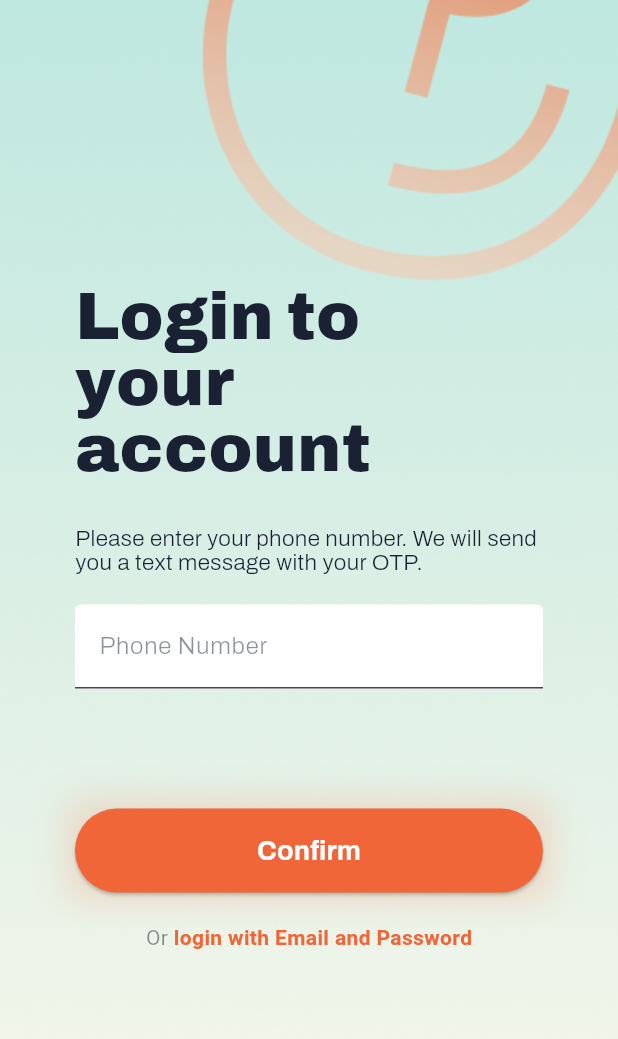
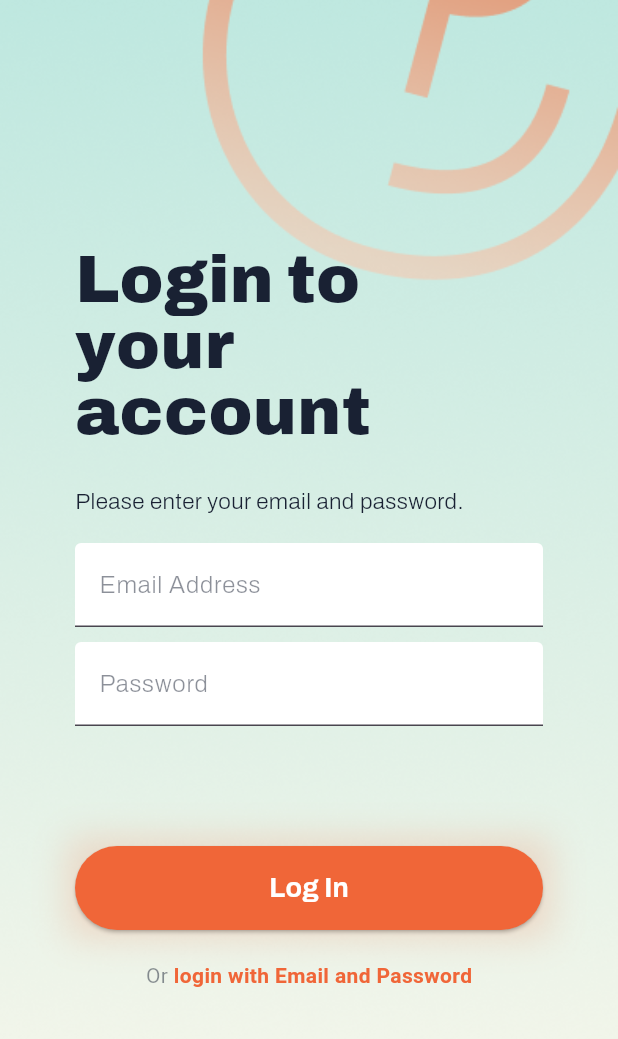
Before and after one commit to yxyjy/tappole, a Flutter app: the screen it shows after launch, after a tap on "Login", on a phone screen of 412 x 824 dp. Shown: the top 1039 px of the screen. Run offline on Flutter 3.47's test engine with Material 3 defaults, Android fonts, the light colour scheme and no system bars; our stand-ins replace supabase_flutter; accounts and stored records are empty.

Commit message:
addition of auth flows

```diff
--- a/tappolev1/lib/main.dart
+++ b/tappolev1/lib/main.dart
@@ -1,10 +1,17 @@
 import 'package:flutter/material.dart';
-// import 'pages/login.dart';
-import 'pages/loginflow.dart';
+import 'package:tappolev1/pages/auth/main_auth.dart';
+import 'package:supabase_flutter/supabase_flutter.dart';
 
-void main() {
-  runApp(const MyApp());
+Future<void> main() async {
+  await Supabase.initialize(
+    url: 'https://bljiwlqzmukrqdvzhfau.supabase.co',
+    anonKey:
+        'eyJhbGciOiJIUzI1NiIsInR5cCI6IkpXVCJ9.eyJpc3MiOiJzdXBhYmFzZSIsInJlZiI6ImJsaml3bHF6bXVrcnFkdnpoZmF1Iiwicm9sZSI6ImFub24iLCJpYXQiOjE3NjEzMDIyNjIsImV4cCI6MjA3Njg3ODI2Mn0.17HwBVRfcK0UBmgiV3om22TudqddQNYJ8jR2yW3uvdg',
+  );
+  runApp(MyApp());
 }
+
+final supabase = Supabase.instance.client;
 
 class MyApp extends StatelessWidget {
   const MyApp({super.key});
@@ -13,7 +20,7 @@ class MyApp extends StatelessWidget {
   Widget build(BuildContext context) {
     return const MaterialApp(
       debugShowCheckedModeBanner: false,
-      home: LoginFlowPage(),
+      home: MainAuth(),
     );
   }
 }
--- /dev/null
+++ b/tappolev1/lib/pages/auth/emailloginflow.dart
@@ -0,0 +1,381 @@
+import 'package:flutter/material.dart';
+import '../../components/senior_navbar.dart';
+import 'package:supabase_flutter/supabase_flutter.dart';
+
+// --- ENUM and Main Widget (Parent State Management) ---
+
+enum EmailSteps { welcome, emailPasswordEntry }
+
+class Emailloginflow extends StatefulWidget {
+  const Emailloginflow({super.key});
+
+  @override
+  State<Emailloginflow> createState() => _EmailloginflowState();
+}
+
+class _EmailloginflowState extends State<Emailloginflow> {
+  EmailSteps _currentStep = EmailSteps.welcome;
+
+  // Data State managed by the parent widget
+  String _email = '';
+  String _password = '';
+
+  // --- Navigation & State Update Methods ---
+
+  void _nextStep(EmailSteps step) {
+    setState(() {
+      _currentStep = step;
+    });
+  }
+
+  void _signInAndNavigate(String email, String password) async {
+    // 1. Save the credentials (optional, mainly for debugging/logging)
+    _email = email;
+    _password = password;
+
+    // 2. >>> SUPABASE INTEGRATION POINT 1: SIGN IN <<<
+    final supabase = Supabase.instance.client;
+    Future<AuthResponse> signInWithEmailPassword(
+      String email,
+      String password,
+    ) async {
+      return await supabase.auth.signInWithPassword(
+        email: email,
+        password: password,
+      );
+    }
+
+    // --- Placeholder for fetching user role ---
+    // In a real app, after a successful sign-in, you fetch the role
+    // from your 'profiles' table using the current user's ID.
+
+    // ** SIMULATE ROLE FETCHING: Replace with real logic **
+    // For demonstration, let's assume a function that returns the role string.
+    String userRole = await _fetchUserRolePlaceholder();
+
+    // 3. Navigate based on the fetched role
+    if (!mounted) return;
+
+    if (userRole == 'senior') {
+      Navigator.of(context).pushReplacement(
+        MaterialPageRoute(builder: (_) => const SeniorNavBar()),
+      );
+    } else if (userRole == 'volunteer') {
+      Navigator.of(context).pushReplacement(
+        MaterialPageRoute(builder: (_) => const SeniorNavBar()),
+      );
+    } else {
+      // Handle unassigned role or error case
+      ScaffoldMessenger.of(context).showSnackBar(
+        const SnackBar(content: Text('Error: User role not found.')),
+      );
+      // Optionally navigate back to login
+      _nextStep(EmailSteps.emailPasswordEntry);
+    }
+  }
+
+  // Placeholder function to simulate fetching the user's role
+  // (e.g., from the 'profiles' table after successful login)
+  Future<String> _fetchUserRolePlaceholder() async {
+    // Replace with your actual Supabase query!
+    await Future.delayed(
+      const Duration(milliseconds: 500),
+    ); // Simulate network delay
+
+    // Simple logic based on email for testing:
+    if (_email.contains('senior')) {
+      return 'senior';
+    } else if (_email.contains('volunteer')) {
+      return 'volunteer';
+    }
+    return 'unassigned';
+  }
+
+  // --- Build Method (Conditional Rendering) ---
+
+  @override
+  Widget build(BuildContext context) {
+    Widget currentWidget;
+
+    switch (_currentStep) {
+      case EmailSteps.welcome:
+        currentWidget = WelcomeStep(
+          onNext: () => _nextStep(EmailSteps.emailPasswordEntry),
+        );
+        break;
+      case EmailSteps.emailPasswordEntry:
+        currentWidget = EmailPasswordStep(
+          onSubmitted: _signInAndNavigate, // Sends credentials for sign-in
+          onPrevious: () => _nextStep(EmailSteps.welcome),
+        );
+        break;
+    }
+
+    return Scaffold(body: currentWidget);
+  }
+}
+
+// ====================================================================
+// --- WIDGET STEP DEFINITIONS ---
+// ====================================================================
+
+// Step 1: Welcome (Reused from OTP Flow, simplified for clarity)
+class WelcomeStep extends StatelessWidget {
+  final VoidCallback onNext;
+  const WelcomeStep({super.key, required this.onNext});
+
+  @override
+  Widget build(BuildContext context) {
+    return Scaffold(
+      body: Container(
+        width: double.infinity,
+        height: double.infinity,
+        decoration: const BoxDecoration(
+          image: DecorationImage(
+            image: AssetImage('assets/images/loginbg.png'),
+            fit: BoxFit.cover,
+          ),
+        ),
+        child: Column(
+          mainAxisAlignment: MainAxisAlignment.center,
+          children: <Widget>[
+            const SizedBox(height: 250.0),
+            Image.asset('assets/images/logo.png', height: 150.0),
+            const SizedBox(height: 100.0),
+            Container(
+              decoration: BoxDecoration(
+                boxShadow: [
+                  BoxShadow(
+                    color: const Color(0xFFF06638).withAlpha(50),
+                    spreadRadius: 5,
+                    blurRadius: 20,
+                    offset: const Offset(0, 0),
+                  ),
+                ],
+              ),
+              child: ElevatedButton(
+                style: ElevatedButton.styleFrom(
+                  backgroundColor: Color(0xFFF06638),
+                  padding: const EdgeInsets.symmetric(
+                    horizontal: 50.0,
+                    vertical: 15.0,
+                  ),
+                  shape: RoundedRectangleBorder(
+                    borderRadius: BorderRadius.circular(30.0),
+                  ),
+                ),
+                onPressed: () {
+                  onNext();
+                },
+                child: const Text(
+                  'Login',
+                  style: TextStyle(
+                    fontSize: 18,
+                    color: Colors.white,
+                    fontFamily: 'Archivo',
+                    fontWeight: FontWeight.w900,
+                  ),
+                ),
+              ),
+            ),
+            const SizedBox(height: 24.0),
+            Row(
+              mainAxisAlignment: MainAxisAlignment.center,
+              children: <Widget>[
+                const Text(
+                  "Don't have an account yet? ",
+                  style: TextStyle(color: Colors.white, fontFamily: 'Archivo'),
+                ),
+                GestureDetector(
+                  onTap: () {
+                    // Navigate to registration page
+                  },
+                  child: const Text(
+                    'Register here.',
+                    style: TextStyle(
+                      color: Color(0xFFF06638),
+                      fontWeight: FontWeight.bold,
+                      decoration: TextDecoration.underline,
+                    ),
+                  ),
+                ),
+              ],
+            ),
+          ],
+        ),
+      ),
+    );
+  }
+}
+
+// Step 2: Email and Password Entry
+class EmailPasswordStep extends StatefulWidget {
+  // onSubmitted accepts both email and password
+  final Function(String email, String password) onSubmitted;
+  final VoidCallback onPrevious;
+
+  const EmailPasswordStep({
+    super.key,
+    required this.onSubmitted,
+    required this.onPrevious,
+  });
+
+  @override
+  State<EmailPasswordStep> createState() => _EmailPasswordStepState();
+}
+
+class _EmailPasswordStepState extends State<EmailPasswordStep> {
+  final TextEditingController _emailController = TextEditingController();
+  final TextEditingController _passwordController = TextEditingController();
+
+  @override
+  void dispose() {
+    _emailController.dispose();
+    _passwordController.dispose();
+    super.dispose();
+  }
+
+  @override
+  Widget build(BuildContext context) {
+    return Scaffold(
+      body: Container(
+        width: double.infinity,
+        height: double.infinity,
+        padding: const EdgeInsets.symmetric(horizontal: 50.0),
+        decoration: const BoxDecoration(
+          image: DecorationImage(
+            image: AssetImage('assets/images/login2bg.png'),
+            fit: BoxFit.cover,
+          ),
+        ),
+
+        child: Column(
+          mainAxisAlignment: MainAxisAlignment.center,
+          crossAxisAlignment: CrossAxisAlignment.stretch,
+          children: [
+            const Text(
+              'Login to \nyour \naccount',
+              style: TextStyle(
+                height: 1.0,
+                color: Color(0xFF192133),
+                fontSize: 44,
+                fontFamily: 'Archivo',
+                fontWeight: FontWeight.w900,
+              ),
+              textAlign: TextAlign.left,
+            ),
+            const SizedBox(height: 30),
+            const Text(
+              'Please enter your email and password.',
+              style: TextStyle(
+                fontSize: 15,
+                height: 1.05,
+                fontFamily: 'Archivo',
+                fontWeight: FontWeight.w300,
+                color: Color(0xFF192133),
+              ),
+              textAlign: TextAlign.left,
+            ),
+            const SizedBox(height: 20),
+            TextField(
+              controller: _emailController,
+              decoration: InputDecoration(
+                fillColor: Colors.white,
+                filled: true,
+                enabledBorder: null,
+                focusedBorder: OutlineInputBorder(
+                  borderSide: BorderSide(color: Color(0xFFF06638)),
+                ),
+                labelText: 'Email Address',
+                labelStyle: TextStyle(
+                  color: Color(0x80192133),
+                  fontFamily: 'Archivo',
+                  fontWeight: FontWeight.w300,
+                ),
+              ),
+              keyboardType: TextInputType.emailAddress,
+            ),
+            const SizedBox(height: 10),
+            TextField(
+              controller: _passwordController,
+              decoration: InputDecoration(
+                fillColor: Colors.white,
+                filled: true,
+                enabledBorder: null,
+                focusedBorder: OutlineInputBorder(
+                  borderSide: BorderSide(color: Color(0xFFF06638)),
+                ),
+                labelText: 'Password',
+                labelStyle: TextStyle(
+                  color: Color(0x80192133),
+                  fontFamily: 'Archivo',
+                  fontWeight: FontWeight.w300,
+                ),
+              ),
+            ),
+            const SizedBox(height: 80),
+
+            Container(
+              decoration: BoxDecoration(
+                boxShadow: [
+                  BoxShadow(
+                    color: const Color(0xFFF06638).withAlpha(50),
+                    spreadRadius: 5,
+                    blurRadius: 20,
+                    offset: const Offset(0, 0),
+                  ),
+                ],
+              ),
+              child: ElevatedButton(
+                style: ElevatedButton.styleFrom(
+                  backgroundColor: Color(0xFFF06638),
+                  padding: const EdgeInsets.symmetric(
+                    horizontal: 20.0,
+                    vertical: 15.0,
+                  ),
+                  shape: RoundedRectangleBorder(
+                    borderRadius: BorderRadius.circular(30.0),
+                  ),
+                ),
+                onPressed: () {
+                  widget.onSubmitted(
+                    _emailController.text.trim(),
+                    _passwordController.text,
+                  );
+                },
+                child: const Text(
+                  'Log In',
+                  style: TextStyle(
+                    fontSize: 18,
+                    fontFamily: 'Archivo',
+                    color: Colors.white,
+                    fontWeight: FontWeight.w700,
+                  ),
+                ),
+              ),
+            ),
+
+            const SizedBox(height: 20),
+            Row(
+              mainAxisAlignment: MainAxisAlignment.center,
+              children: <Widget>[
+                const Text("Or ", style: TextStyle(color: Color(0x80192133))),
+                GestureDetector(
+                  onTap: () {},
+                  child: const Text(
+                    'login with Email and Password',
+                    style: TextStyle(
+                      color: Color(0xFFF06638),
+                      fontWeight: FontWeight.bold,
+                      // decoration: TextDecoration.underline,
+                    ),
+                  ),
+                ),
+              ],
+            ),
+          ],
+        ),
+      ),
+    );
+  }
+}
--- /dev/null
+++ b/tappolev1/lib/pages/auth/main_auth.dart
@@ -0,0 +1,26 @@
+import 'package:flutter/material.dart';
+import 'package:tappolev1/pages/auth/otploginflow.dart';
+import 'package:tappolev1/pages/auth/emailloginflow.dart';
+
+enum AuthFlow { emailLogin, otpLogin }
+
+class MainAuth extends StatefulWidget {
+  final AuthFlow authFlow;
+
+  const MainAuth({super.key, this.authFlow = AuthFlow.emailLogin});
+
+  @override
+  State<MainAuth> createState() => _MainAuthState();
+}
+
+class _MainAuthState extends State<MainAuth> {
+  @override
+  Widget build(BuildContext context) {
+    switch (widget.authFlow) {
+      case AuthFlow.emailLogin:
+        return const Emailloginflow();
+      case AuthFlow.otpLogin:
+        return const Otploginflow();
+    }
+  }
+}
--- a/tappolev1/pubspec.yaml
+++ b/tappolev1/pubspec.yaml
@@ -34,6 +34,7 @@ dependencies:
   # The following adds the Cupertino Icons font to your application.
   # Use with the CupertinoIcons class for iOS style icons.
   cupertino_icons: ^1.0.8
+  supabase_flutter: ^2.10.3
 
 dev_dependencies:
   flutter_test:
```
Also changed, not shown: tappolev1/lib/pages/auth/otploginflow.dart (renamed from tappolev1/lib/pages/loginflow.dart, +123 -85 lines), tappolev1/pubspec.lock, 6 other files.
